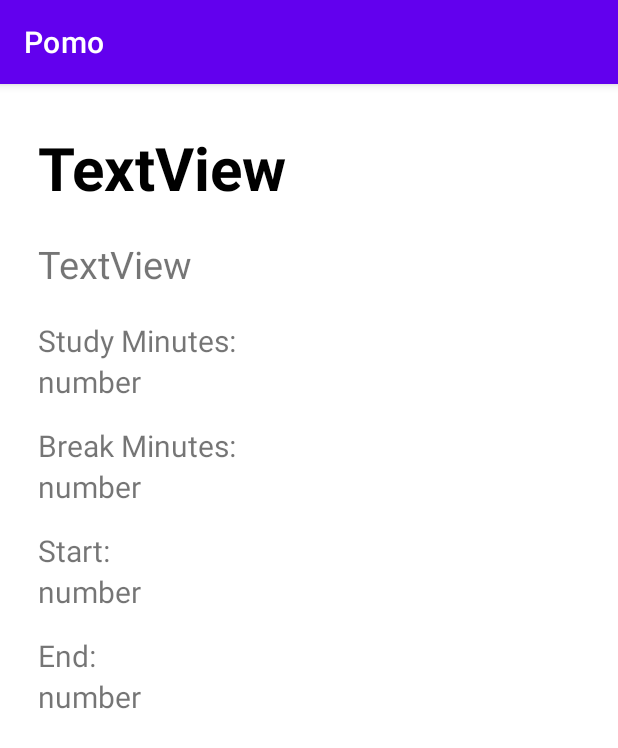
After one commit to kkuang70/Pomo, an Android app: the ItemActivity screen opened directly, with no data from a screen before it, on a phone screen of 412 x 824 dp. The commit adds this screen. Shown: the top 748 px of the screen. Run offline under Robolectric (Android 15) with nearby library versions, the phone set to English and light mode, and no system bars; our stand-ins replace Room's generated code; 7 statements that could not run were skipped.

Commit message:
added stuff (#3)
* changed colors for study/break sessions, added swipe delete, and pause/resume button

* added margins to detail activity, added summary screen to items

* made changes requested by kevin deleting code not in use

```diff
--- a/app/src/main/AndroidManifest.xml
+++ b/app/src/main/AndroidManifest.xml
@@ -10,10 +10,7 @@
         android:supportsRtl="true"
         android:theme="@style/Theme.Pomo">
         <activity android:name=".activities.PomodoroDetails"></activity>
-        <activity
-            android:name=".MainActivity2"
-            android:label="@string/title_activity_main2"
-            android:theme="@style/Theme.Pomo.NoActionBar" />
+        <activity android:name=".activities.ItemActivity"/>
         <activity android:name=".activities.CreatePomoItem" />
         <activity android:name=".activities.MainActivity">
             <intent-filter>
--- /dev/null
+++ b/app/src/main/java/com/example/pomo/activities/ItemActivity.kt
@@ -0,0 +1,38 @@
+package com.example.pomo.activities
+
+import android.os.Bundle
+import android.widget.TextView
+import android.widget.Toast
+import androidx.appcompat.app.AppCompatActivity
+import androidx.room.PrimaryKey
+import com.example.pomo.R
+import com.example.pomo.model.PomodoroSession
+import kotlinx.android.synthetic.main.activity_create_pomo_item.*
+import org.w3c.dom.Text
+import java.io.Serializable
+import java.util.*
+
+
+
+class ItemActivity:AppCompatActivity() {
+
+    override fun onCreate(savedInstanceState: Bundle?) {
+        super.onCreate(savedInstanceState)
+        setContentView(R.layout.activity_item_information)
+        val item = intent.getSerializableExtra("POMOITEM") as PomodoroSession
+
+        val titleView = findViewById<TextView>(R.id.pomo_title_itemActivity)
+        val describeView = findViewById<TextView>(R.id.pomo_description_itemActivity)
+        val studyTime = findViewById<TextView>(R.id.pomo_study_time_itemActivity)
+        val breakTime = findViewById<TextView>(R.id.pomo_break_time_itemActivity)
+        val startTime = findViewById<TextView>(R.id.start_time_itemActivity)
+        val endTime = findViewById<TextView>(R.id.end_time_itemActivity)
+        describeView.text = item.description
+        titleView.text = item.title
+        studyTime.text = item.studyMinutes.toString()
+        breakTime.text = item.breakMinutes.toString()
+        startTime.text = item.startDateTime
+        endTime.text = item.endDateTime
+
+    }
+}
--- a/app/src/main/java/com/example/pomo/activities/MainActivity.kt
+++ b/app/src/main/java/com/example/pomo/activities/MainActivity.kt
@@ -15,9 +15,12 @@ import androidx.recyclerview.widget.ItemTouchHelper
 import androidx.recyclerview.widget.LinearLayoutManager
 import androidx.recyclerview.widget.RecyclerView
 import com.example.pomo.R
+import com.example.pomo.model.PomodoroSession
 import com.example.pomo.viewmodel.PomodoroSessionViewModel
 import kotlinx.coroutines.GlobalScope
 import kotlinx.coroutines.launch
+import java.io.Serializable
+import java.util.*
 
 class MainActivity : AppCompatActivity(), PomodoroAdapter.OnItemClickListener {
     private val adapter = PomodoroAdapter(this)
@@ -31,10 +34,11 @@ class MainActivity : AppCompatActivity(), PomodoroAdapter.OnItemClickListener {
     }
 
     override fun onItemClick(position: Int) {
-        Toast.makeText(this, "Item $position clicked", Toast.LENGTH_SHORT).show()
-/*
-        mPomodoroSessionViewModel.deletePomodoroSession(adapter.getData(position))
-        adapter.notifyItemRemoved(position)*/
+        val pomo = adapter.getData(position)
+        val l1 = PomodoroSession(pomo.id,pomo.title, pomo.description, pomo.studyMinutes, pomo.breakMinutes, pomo.startDateTime, pomo.endDateTime)
+        val i =Intent(this, ItemActivity::class.java)
+        i.putExtra("POMOITEM", l1 as Serializable )
+        startActivity(i)
     }
 
     fun addItemScreen(view: View) {
--- a/app/src/main/java/com/example/pomo/model/PomodoroSession.kt
+++ b/app/src/main/java/com/example/pomo/model/PomodoroSession.kt
@@ -2,6 +2,8 @@ package com.example.pomo.model
 
 import androidx.room.Entity
 import androidx.room.PrimaryKey
+import java.io.Serializable
+import java.security.SecureRandom
 
 @Entity(tableName = "pomodoro_session_table")
 data class PomodoroSession (
@@ -13,4 +15,4 @@ data class PomodoroSession (
     val breakMinutes: Float,
     val startDateTime: String,
     val endDateTime: String
-)
+) : Serializable
--- a/app/src/main/java/com/example/pomo/util/Stopwatch.kt
+++ b/app/src/main/java/com/example/pomo/util/Stopwatch.kt
@@ -29,6 +29,11 @@ class Stopwatch(timeLeftInMilliseconds: Float, finishedFn: () -> Unit) {
     fun stopTimer() {
         countDownTimer.cancel()
     }
+    fun endTimer(){
+        timeLeftInMilliseconds = 0F
+        updateTimer()
+
+    }
 
     fun updateTimer() {
         val minutes: Int = (timeLeftInMilliseconds / 60000).toInt()
--- a/app/src/main/res/layout/activity_create_pomo_item.xml
+++ b/app/src/main/res/layout/activity_create_pomo_item.xml
@@ -4,6 +4,7 @@
     xmlns:tools="http://schemas.android.com/tools"
     android:layout_width="match_parent"
     android:layout_height="match_parent"
+    android:layout_margin="25dp"
     tools:context=".activities.CreatePomoItem">
 
     <LinearLayout
@@ -14,35 +15,37 @@
         <EditText
             android:id="@+id/title"
             android:layout_width="match_parent"
-            android:layout_height="wrap_content"
+            android:layout_height="60dp"
             android:ems="10"
             android:hint="Title" />
 
         <EditText
             android:id="@+id/description"
             android:layout_width="match_parent"
-            android:layout_height="wrap_content"
+            android:layout_height="60dp"
             android:ems="10"
             android:hint="Description" />
 
         <EditText
             android:id="@+id/study_minutes"
             android:layout_width="match_parent"
-            android:layout_height="wrap_content"
+            android:layout_height="60dp"
             android:ems="10"
             android:hint="Study Minutes" />
 
         <EditText
             android:id="@+id/break_minutes"
             android:layout_width="match_parent"
-            android:layout_height="wrap_content"
+            android:layout_height="60dp"
             android:ems="10"
             android:hint="Break Minutes" />
 
         <Button
             android:id="@+id/button"
             android:layout_width="match_parent"
-            android:layout_height="wrap_content"
+            android:layout_height="75dp"
+            android:layout_marginTop="20dp"
+            android:textSize="25dp"
             android:text="Start"
             android:onClick="goToTimer"/>
     </LinearLayout>
--- /dev/null
+++ b/app/src/main/res/layout/activity_item_information.xml
@@ -0,0 +1,100 @@
+<?xml version="1.0" encoding="utf-8"?>
+<LinearLayout xmlns:android="http://schemas.android.com/apk/res/android"
+    xmlns:app="http://schemas.android.com/apk/res-auto"
+    xmlns:tools="http://schemas.android.com/tools"
+    android:layout_width="match_parent"
+    android:layout_height="match_parent"
+    android:layout_margin="25dp"
+    android:gravity="top"
+    android:orientation="vertical">
+
+    <TextView
+        android:id="@+id/pomo_title_itemActivity"
+        android:layout_width="wrap_content"
+        android:layout_height="wrap_content"
+        android:layout_marginTop="3dp"
+        android:textStyle="bold"
+        android:textColor="@color/black"
+        android:maxLength="50"
+        android:maxLines="1"
+        android:text="TextView"
+        android:textSize="40sp" />
+
+    <TextView
+        android:id="@+id/pomo_description_itemActivity"
+        android:layout_width="wrap_content"
+        android:layout_height="wrap_content"
+        android:layout_marginTop="20dp"
+        android:text="TextView"
+        android:textSize="25sp" />
+
+    <TextView
+        android:id="@+id/pomo_study"
+        android:layout_width="wrap_content"
+        android:layout_height="wrap_content"
+        android:text="Study Minutes:"
+        android:layout_marginTop="20dp"
+        android:textSize="20sp" />
+
+    <TextView
+        android:id="@+id/pomo_study_time_itemActivity"
+        android:layout_width="wrap_content"
+        android:layout_height="wrap_content"
+
+        android:text="number"
+        android:textSize="20sp" />
+
+    <TextView
+        android:id="@+id/pomo_break"
+        android:layout_width="wrap_content"
+        android:layout_height="wrap_content"
+        android:text="Break Minutes:"
+        android:layout_marginTop="15dp"
+        android:textSize="20sp" />
+
+    <TextView
+        android:id="@+id/pomo_break_time_itemActivity"
+        android:layout_width="wrap_content"
+        android:layout_height="wrap_content"
+
+        android:text="number"
+
+        android:textSize="20sp"
+        />
+
+    <TextView
+        android:id="@+id/start_time"
+        android:layout_width="wrap_content"
+        android:layout_height="wrap_content"
+        android:text="Start:"
+        android:layout_marginTop="15dp"
+        android:textSize="20sp" />
+
+    <TextView
+        android:id="@+id/start_time_itemActivity"
+        android:layout_width="wrap_content"
+        android:layout_height="wrap_content"
+
+        android:text="number"
+
+        android:textSize="20sp" />
+
+    <TextView
+        android:id="@+id/end_time"
+        android:layout_width="wrap_content"
+        android:layout_height="wrap_content"
+        android:text="End:"
+        android:layout_marginTop="15dp"
+        android:textSize="20sp" />
+
+    <TextView
+        android:id="@+id/end_time_itemActivity"
+        android:layout_width="wrap_content"
+        android:layout_height="wrap_content"
+
+        android:text="number"
+        android:textSize="20sp"
+
+        />
+
+</LinearLayout>
--- a/app/src/main/res/layout/activity_main.xml
+++ b/app/src/main/res/layout/activity_main.xml
@@ -8,10 +8,10 @@
 
     <androidx.recyclerview.widget.RecyclerView
         android:id="@+id/recycler_view"
-        android:padding="4dp"
-        android:clipToPadding="true"
         android:layout_width="match_parent"
         android:layout_height="match_parent"
+        android:clipToPadding="true"
+        android:padding="4dp"
         tools:listitem="@layout/pomodoro_item" />
 
         <com.google.android.material.floatingactionbutton.FloatingActionButton
```
